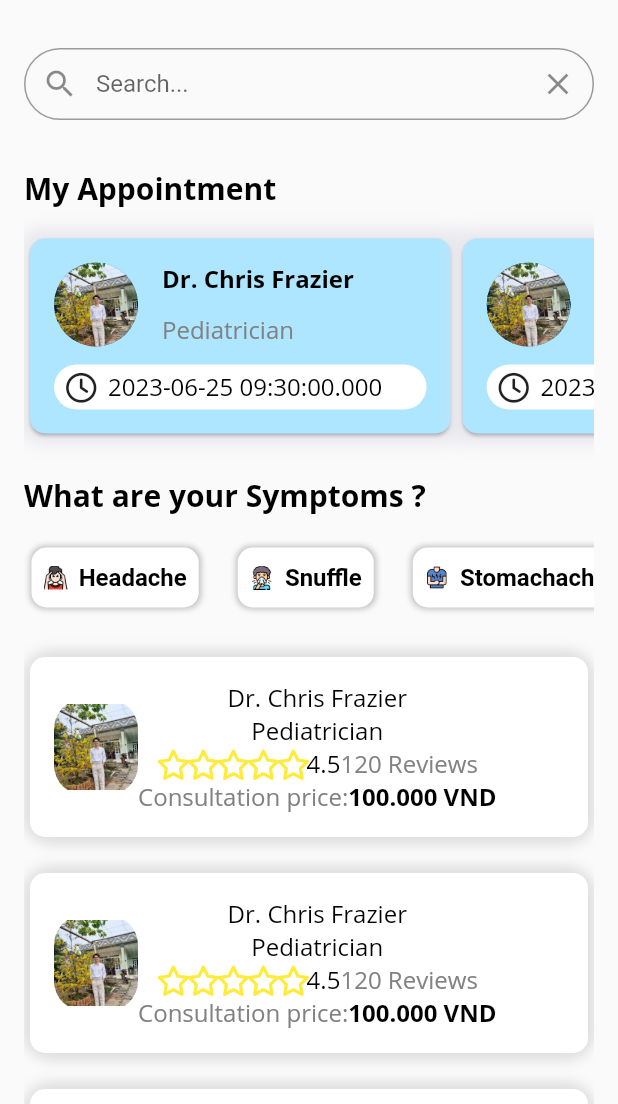
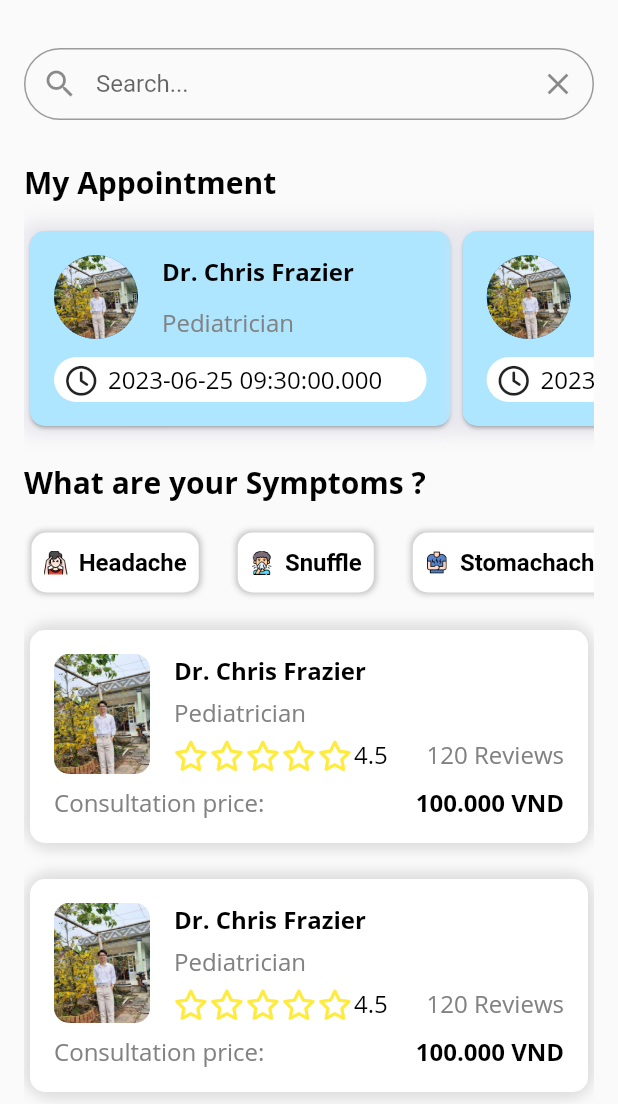
Before and after one commit to phapzip1/health-care, a Flutter app: the HomePage screen opened directly, on a phone screen of 412 x 824 dp, the part 132-1236 px from its top. Run offline on Flutter 3.47's test engine with Material 2 defaults, Android fonts, the phone set to English and light mode, and no system bars; our stand-ins replace dropdown_textfield, font_awesome_flutter.

```diff
--- a/lib/main.dart
+++ b/lib/main.dart
@@ -20,7 +20,8 @@ class MyWidget extends StatelessWidget {
 
     return MaterialApp(
       theme: getDefaultTheme(),
-      home: PatientMainPage(),
+      // home: PatientMainPage(),
+      home: LoginScreen(),
     );
   }
 }
--- a/lib/screens/Patient/homePage.dart
+++ b/lib/screens/Patient/homePage.dart
@@ -1,4 +1,4 @@
-import 'package:flutter/foundation.dart';
+
 import 'package:flutter/material.dart';
 import 'package:health_care/widgets/appointment_list_patient.dart';
 import '../../models/appointment_patient.dart';
@@ -99,6 +99,7 @@ class _MyWidgetState extends State<HomePage> {
           child: Column(
             children: [
               Row(
+                crossAxisAlignment: CrossAxisAlignment.start,
                 children: [
                   const CircleAvatar(
                     radius: 28.0,
@@ -231,7 +232,7 @@ class _MyWidgetState extends State<HomePage> {
               // Appointment list
               const Text(
                 'My Appointment',
-                style: TextStyle(fontSize: 20, fontWeight: FontWeight.bold),
+                style: TextStyle(fontSize: 20, fontWeight: FontWeight.bold, height: 1.1),
               ),
               const SizedBox(
                 height: 16,
@@ -261,7 +262,7 @@ class _MyWidgetState extends State<HomePage> {
               ),
               const Text(
                 'What are your Symptoms ?',
-                style: TextStyle(fontSize: 20, fontWeight: FontWeight.bold),
+                style: TextStyle(fontSize: 20, fontWeight: FontWeight.bold, height: 1.1),
               ),
               const SizedBox(
                 height: 16,
@@ -316,9 +317,7 @@ class _MyWidgetState extends State<HomePage> {
                 ),
               ),
 
-              const SizedBox(
-                height: 8,
-              ),
+
 
               AppointmentListPatient(appointmentList),
             ]),
--- a/lib/screens/Patient/mainPage.dart
+++ b/lib/screens/Patient/mainPage.dart
@@ -1,4 +1,5 @@
 import 'package:flutter/material.dart';
+import '../../screens/Doctor/homePageDoctor.dart';
 import '../../screens/Doctor/doctorInformation.dart';
 import '../../screens/Patient/homePage.dart';
 import '../../screens/Patient/medicalReminder.dart';
@@ -16,6 +17,7 @@ class _MyWidgetState extends State<PatientMainPage> {
 
   static const List<Widget> _widgetOptions = <Widget>[
     HomePage(),
+    // HomePageDoctor(),
     MedicalReminder(),
     SchedulePage(),
     // DoctorInformation(),
--- a/lib/widgets/appointment_list_patient.dart
+++ b/lib/widgets/appointment_list_patient.dart
@@ -12,11 +12,10 @@ class AppointmentListPatient extends StatelessWidget {
 
   @override
   Widget build(BuildContext context) {
-    // final mediaQuery = MediaQuery.of(context);
+    final mediaQuery = MediaQuery.of(context).size;
 
     return Container(
       child: Column(
-        mainAxisAlignment: MainAxisAlignment.spaceAround,
         children: appointmentList
             .map((e) => Container(
                   margin: const EdgeInsets.only(top: 16),
@@ -39,49 +38,88 @@ class AppointmentListPatient extends StatelessWidget {
                       padding: const EdgeInsets.all(16),
                       child: Column(children: [
                         Row(
+                          crossAxisAlignment: CrossAxisAlignment.start,
                           children: [
                             ClipRRect(
-                              borderRadius: BorderRadius.circular(20.0),
+                              borderRadius: BorderRadius.circular(10.0),
                               child: const Image(
                                 image:
                                     AssetImage('assets/images/avatartUser.jpg'),
-                                height: 64,
-                                width: 56,
+                                height: 80,
+                                width: 64,
+                                fit: BoxFit.cover,
                               ),
                             ),
-                            Column(
+                            const SizedBox(
+                              width: 16,
+                            ),
+                            Expanded(
+                              child: Column(
+                                crossAxisAlignment: CrossAxisAlignment.start,
                                 children: [
-                                Text(e.doctorName),
-                                Text(e.doctorSpecialization),
-                                Flex(
-                                  direction: Axis.horizontal,
+                                  Text(
+                                    e.doctorName,
+                                    style: const TextStyle(
+                                        fontSize: 16,
+                                        fontWeight: FontWeight.w600,),
+                                  ),
+                                  const SizedBox(height: 6,),
+                                  Text(
+                                    e.doctorSpecialization,
+                                    style: const TextStyle(
+                                        fontSize: 16, color: Color(0xFF828282)),
+                                  ),
+                                  const SizedBox(height: 6,),
+
+                                  Row(
+                                    mainAxisAlignment:
+                                        MainAxisAlignment.spaceBetween,
+                                    children: [
+                                      Row(
                                         children: [
                                           const Icon(
                                             FontAwesomeIcons.star,
                                             color: Colors.yellow,
                                             size: 20,
                                           ),
-                                    const Icon(
-                                      FontAwesomeIcons.star,
-                                      color: Colors.yellow,
-                                      size: 20,
+                                          const SizedBox(
+                                            width: 4,
                                           ),
                                           const Icon(
                                             FontAwesomeIcons.star,
                                             color: Colors.yellow,
                                             size: 20,
                                           ),
-                                    const Icon(
-                                      FontAwesomeIcons.star,
-                                      color: Colors.yellow,
-                                      size: 20,
+                                          const SizedBox(
+                                            width: 4,
                                           ),
                                           const Icon(
                                             FontAwesomeIcons.star,
                                             color: Colors.yellow,
                                             size: 20,
                                           ),
+                                          const SizedBox(
+                                            width: 4,
+                                          ),
+                                          const Icon(
+                                            FontAwesomeIcons.star,
+                                            color: Colors.yellow,
+                                            size: 20,
+                                          ),
+                                          const SizedBox(
+                                            width: 4,
+                                          ),
+                                          const Icon(
+                                            FontAwesomeIcons.star,
+                                            color: Colors.yellow,
+                                            size: 20,
+                                          ),
+                                          const SizedBox(
+                                            width: 4,
+                                          ),
                                           Text(e.rating.toString()),
+                                        ],
+                                      ),
                                       const Text(
                                         '120 Reviews',
                                         style: TextStyle(
@@ -90,24 +128,25 @@ class AppointmentListPatient extends StatelessWidget {
                                       ),
                                     ],
                                   ),
+                                ],
+                              ),
+                            ),
+                          ],
+                        ),
+                        const SizedBox(
+                          height: 8,
+                        ),
                         Row(
-                                  mainAxisAlignment:
-                                      MainAxisAlignment.spaceBetween,
+                          mainAxisAlignment: MainAxisAlignment.spaceBetween,
                           children: const [
                             Text(
                               'Consultation price:',
                               style: TextStyle(
-                                          fontSize: 16,
-                                          color: Color(0xFF828282)),
+                                  fontSize: 16, color: Color(0xFF828282)),
                             ),
                             Text('100.000 VND',
                                 style: TextStyle(
-                                            fontSize: 16,
-                                            fontWeight: FontWeight.w600)),
-                                  ],
-                                ),
-                              ],
-                            )
+                                    fontSize: 16, fontWeight: FontWeight.w600)),
                           ],
                         ),
                       ]),
--- a/pubspec.yaml
+++ b/pubspec.yaml
@@ -37,6 +37,7 @@ dependencies:
   cupertino_icons: ^1.0.2
   dropdown_textfield: ^1.0.8
   font_awesome_flutter: ^10.4.0
+  intl: ^0.18.0
 
 dev_dependencies:
   flutter_test:
```
Also changed, not shown: lib/models/appointment_doctor.dart (+18 -0 lines), lib/models/patient_info.dart (+12 -0 lines), lib/screens/Doctor/doctorInformation.dart (+9 -2 lines), lib/screens/Doctor/homePageDoctor.dart (added, +163 -0 lines), lib/widgets/appointment_list_doctor.dart (added, +117 -0 lines), pubspec.lock. Lines whose indentation alone changed are shown as unchanged.
